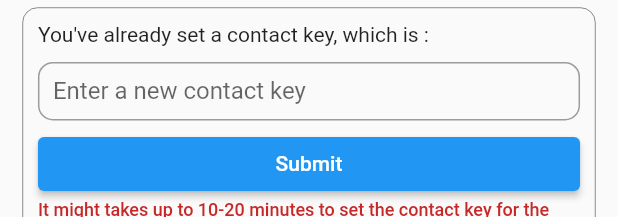
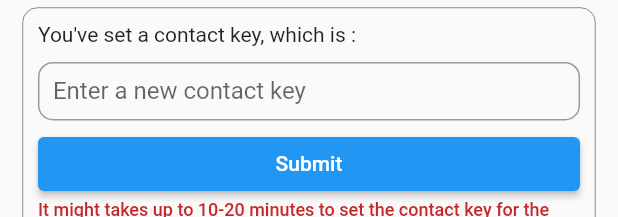
Before and after one commit to sefidgaran/salesforce-marketing-cloud, a Flutter app: the ContactKeyComponent widget shown alone on an empty page, opened directly, after a tap on "Submit", on a phone screen of 412 x 824 dp. Shown: the top 217 px of the screen. Run offline on Flutter 3.47's test engine with Material 2 defaults, Android fonts, the phone set to English and light mode, and no system bars; our stand-ins replace firebase_core, plugin_platform_interface, uni_links; missing offline and left inert: firebase_core_web, shared_preferences_web, uni_links_web; accounts and stored records are empty.

Commit message:
Fix contact key title

```diff
--- a/src/example/lib/screens/components/contact_key_component.dart
+++ b/src/example/lib/screens/components/contact_key_component.dart
@@ -50,7 +50,7 @@ class _ContactKeyComponentState extends State<ContactKeyComponent> {
           if (hasPredefinedContactKey)
             Wrap(
               children: [
-                const Text("You've already set a contact key, which is : "),
+                const Text("You've set a contact key, which is : "),
                 Text(predefinedContactKey!,
                     style: const TextStyle(
                         color: Colors.green, fontWeight: FontWeight.w500))
```
